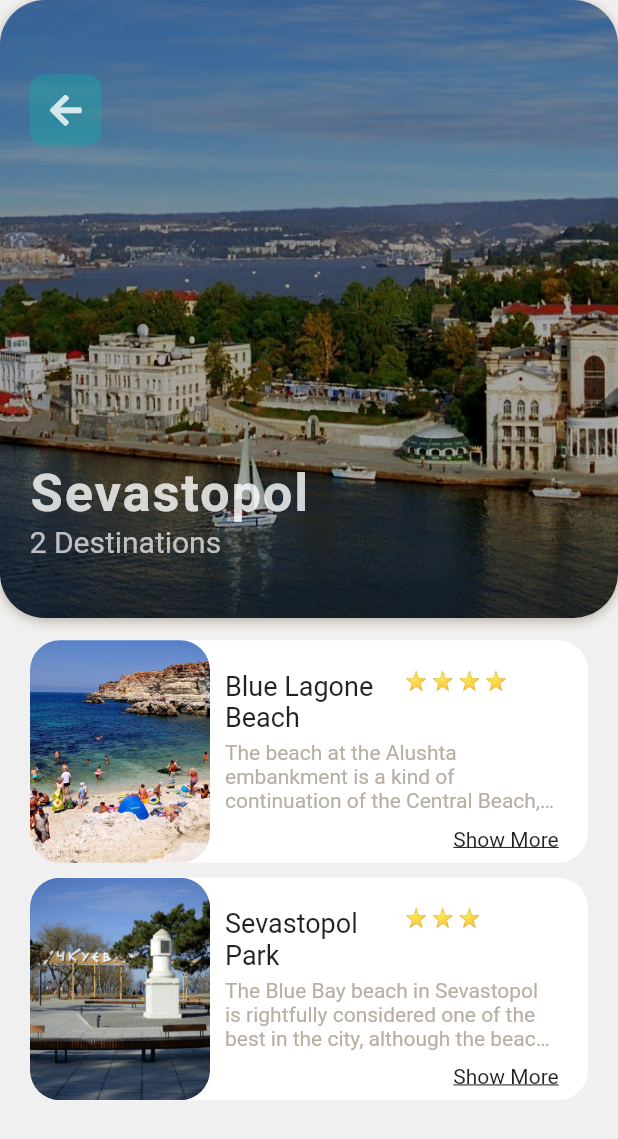
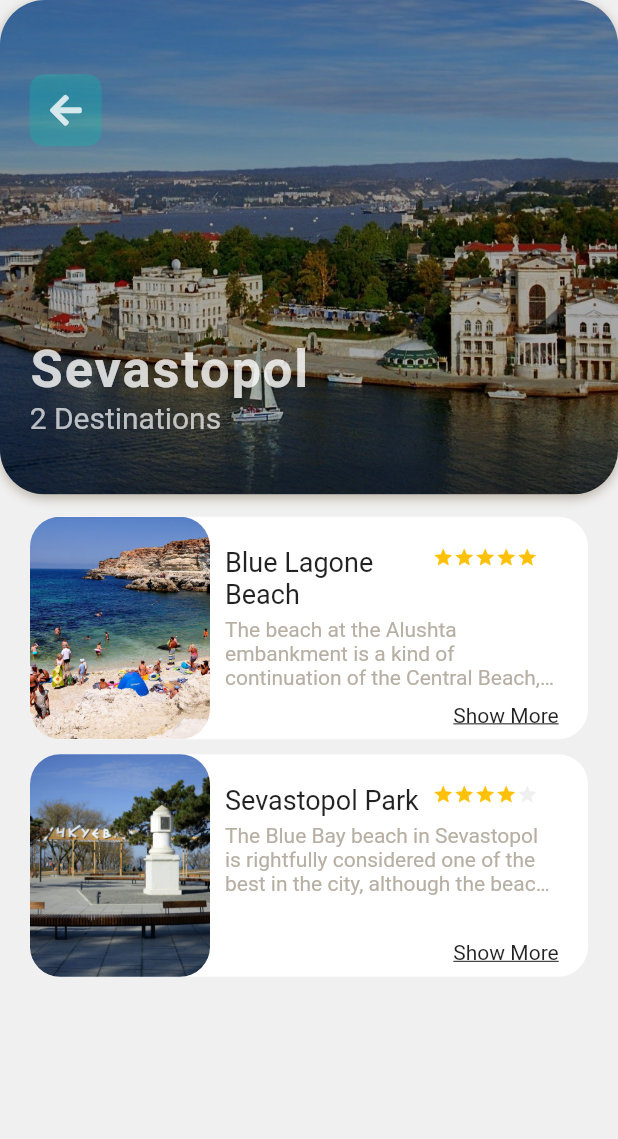
Before and after one commit to yellowswordg/travell_recomendation, a Flutter app: the screen it shows after launch, after a tap on "Sevastopol", on a phone screen of 412 x 824 dp. Shown: the top 1139 px of the screen. Run offline on Flutter 3.47's test engine with Material 2 defaults, Android fonts, the phone set to English and light mode, and no system bars; our stand-ins replace flutter_svg, font_awesome_flutter.

Commit message:
Refactor raiting stars to show 5stars always.
Now it show 5 stars but rating will be shown in gold color.
Added few new pictures to the asset folder. Create ActivityScreen

```diff
--- a/lib/models/activity_model.dart
+++ b/lib/models/activity_model.dart
@@ -1,14 +1,16 @@
 class Activity {
-  final String imageUrl;
+  final String frontImage;
   final String name;
   final String description;
+  final List<String> imageUrls;
   final List<String> workingHours;
   final int rating;
 
   Activity(
-      {this.imageUrl,
+      {this.frontImage,
       this.name,
       this.description,
+      this.imageUrls,
       this.workingHours,
       this.rating});
 }
--- a/lib/screens/destination_screen/widgets/activity_list.dart
+++ b/lib/screens/destination_screen/widgets/activity_list.dart
@@ -1,6 +1,7 @@
 import 'package:flutter/material.dart';
 import 'package:travell_recomendation/models/models.dart';
 import 'package:travell_recomendation/utils/constants.dart';
+import 'package:travell_recomendation/utils/helpers.dart';
 
 class ActivityList extends StatelessWidget {
   const ActivityList({
@@ -11,18 +12,6 @@ class ActivityList extends StatelessWidget {
 
   final double defaultSize;
   final Destination destination;
-
-  Text _buildRatingStars(int rating) {
-    String stars = '';
-    for (int i = 0; i < rating; i++) {
-      stars += '⭐ ';
-    }
-    stars.trim();
-    return Text(
-      stars,
-      style: TextStyle(fontSize: defaultSize * 1.2),
-    );
-  }
 
   @override
   Widget build(BuildContext context) {
@@ -39,10 +28,11 @@ class ActivityList extends StatelessWidget {
                 height: defaultSize * 15,
                 width: double.infinity,
                 decoration: BoxDecoration(
-                    color: Colors.white,
-                    borderRadius: BorderRadius.circular(
-                      20.0,
-                    )),
+                  color: Colors.white,
+                  borderRadius: BorderRadius.circular(
+                    20.0,
+                  ),
+                ),
                 child: Padding(
                   padding: const EdgeInsets.fromLTRB(130.0, 20.0, 20.0, 20.0),
                   child: Column(
@@ -52,7 +42,7 @@ class ActivityList extends StatelessWidget {
                         crossAxisAlignment: CrossAxisAlignment.start,
                         children: [
                           Container(
-                            width: 120.0,
+                            width: defaultSize * 14.0,
                             child: Text(
                               activity.name,
                               style: TextStyle(fontSize: 18.0),
@@ -60,7 +50,7 @@ class ActivityList extends StatelessWidget {
                               maxLines: 2,
                             ),
                           ),
-                          _buildRatingStars(activity.rating)
+                          buildRatingStars(activity.rating)
                         ],
                       ),
                       SizedBox(
@@ -93,7 +83,7 @@ class ActivityList extends StatelessWidget {
                   child: Image(
                     width: 120.0,
                     image: AssetImage(
-                      activity.imageUrl,
+                      activity.frontImage,
                     ),
                     fit: BoxFit.cover,
                   ),
--- a/lib/screens/destination_screen/widgets/top_banner.dart
+++ b/lib/screens/destination_screen/widgets/top_banner.dart
@@ -19,7 +19,7 @@ class TopBanner extends StatelessWidget {
     return Stack(
       children: [
         Container(
-          height: SizeConfig.screenWidth,
+          height: SizeConfig.screenWidth * 0.8,
           decoration: BoxDecoration(
             borderRadius: BorderRadius.circular(30),
             boxShadow: [
@@ -38,12 +38,12 @@ class TopBanner extends StatelessWidget {
             child: Image.asset(
               destination.imageUrl,
               fit: BoxFit.cover,
-              height: SizeConfig.screenWidth,
+              height: SizeConfig.screenWidth * 0.8,
             ),
           ),
         ),
         Container(
-          height: SizeConfig.screenWidth,
+          height: SizeConfig.screenWidth * 0.8,
           decoration: BoxDecoration(
             color: Colors.black.withOpacity(0.3),
             borderRadius: BorderRadius.circular(30),
--- a/lib/screens/home_screen/widgets/activity_carousel.dart
+++ b/lib/screens/home_screen/widgets/activity_carousel.dart
@@ -2,6 +2,7 @@ import 'package:flutter/material.dart';
 import 'package:travell_recomendation/data/data.dart';
 import 'package:travell_recomendation/models/models.dart';
 import 'package:travell_recomendation/screens/home_screen/widgets/widgets.dart';
+import 'package:travell_recomendation/utils/helpers.dart';
 
 class ActivityCarousel extends StatelessWidget {
   const ActivityCarousel({
@@ -56,7 +57,7 @@ class ActivityCarousel extends StatelessWidget {
                           height: defaultSize * 20,
                           fit: BoxFit.cover,
                           image: AssetImage(
-                            activity.imageUrl,
+                            activity.frontImage,
                           ),
                         ),
                       ),
@@ -72,7 +73,7 @@ class ActivityCarousel extends StatelessWidget {
                         child: Column(
                           crossAxisAlignment: CrossAxisAlignment.start,
                           children: [
-                            _buildRatingStars(activity.rating),
+                            buildRatingStars(activity.rating),
                             SizedBox(
                               height: defaultSize * 0.5,
                             ),
--- /dev/null
+++ b/lib/utils/helpers.dart
@@ -0,0 +1,23 @@
+import 'package:flutter/material.dart';
+import 'package:travell_recomendation/utils/constants.dart';
+
+Row buildRatingStars(int rating) {
+  return Row(
+    children: [
+      ...List.generate(
+        5,
+        (index) => index <= rating
+            ? Icon(
+                Icons.star,
+                color: Colors.amber,
+                size: 14,
+              )
+            : Icon(
+                Icons.star,
+                color: kWhite,
+                size: 14.0,
+              ),
+      )
+    ],
+  );
+}
```
Also changed, not shown: lib/data/data.dart (+27 -7 lines), lib/screens/activity_screen/activity_screen.dart (added, +8 -0 lines), assets/images/alushta/alushta.jpg (renamed from assets/images/alushta.jpg), assets/images/alushta/alushta_aluston.jpg (added), assets/images/alushta/alushta_city_beach.jpg (renamed from assets/images/alushta_city_beach.jpg), assets/images/alushta/alushta_city_beach_01.jpg (added), assets/images/alushta/alushta_city_beach_02.jpg (added), assets/images/alushta/alushta_park.jpg (renamed from assets/images/alushta_park.jpg), assets/images/alushta/alushta_rotunda.jpg (renamed from assets/images/alushta_rotunda.jpg).
